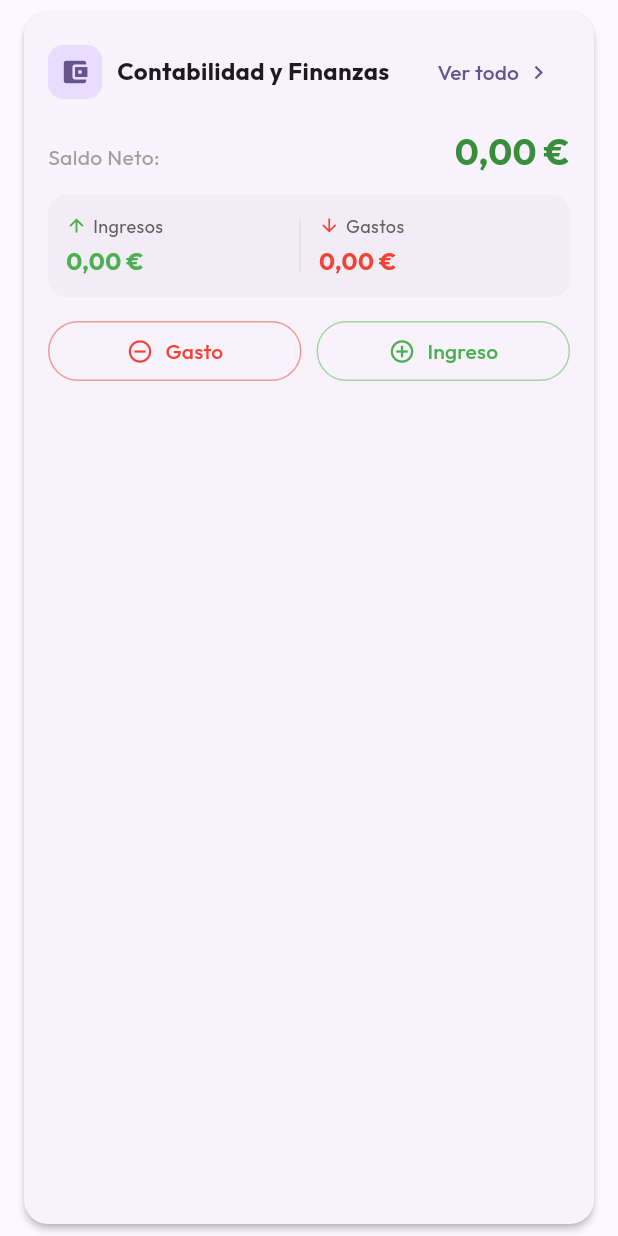
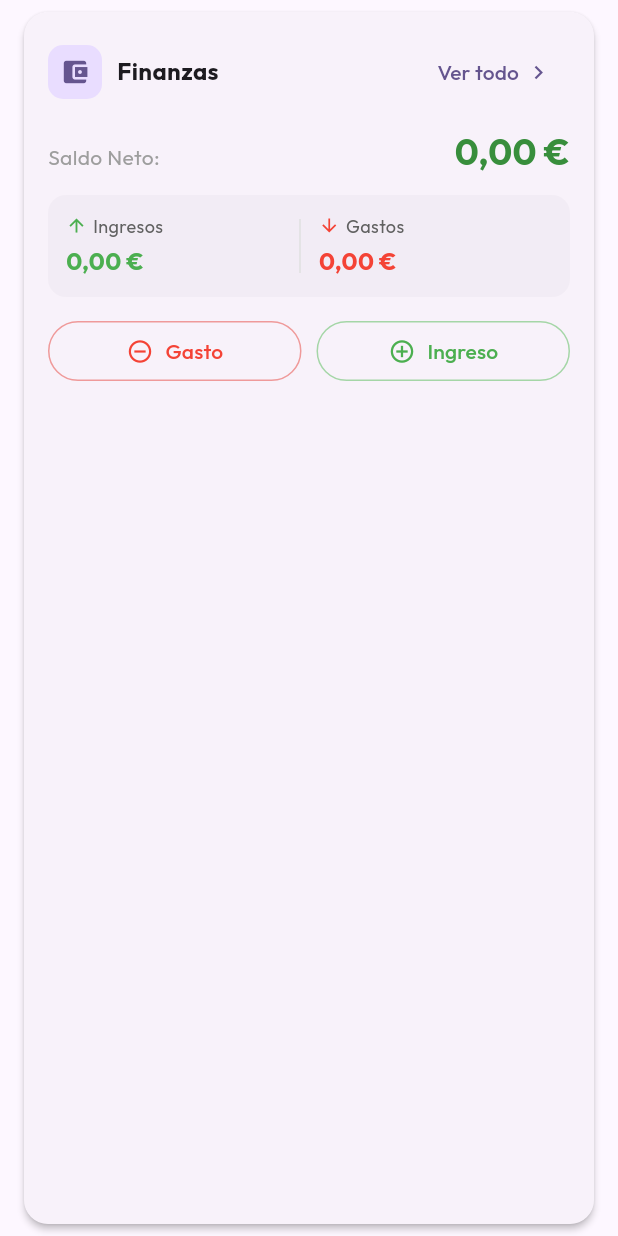
Before and after one commit to webPMI/Aura-list, a Flutter app: the FinancialSummaryCard widget shown alone on an empty page, opened directly, on a phone screen of 412 x 824 dp. Run offline on Flutter 3.47's test engine with Material 3 defaults, Android fonts, the phone set to English and light mode, and no system bars; our stand-ins replace cloud_firestore, connectivity_plus, firebase_auth, firebase_core, firebase_crashlytics, firebase_remote_config and 11 more; missing offline and left inert: encrypt; accounts and stored records are empty.

Commit message:
fix(dashboard): resolve horizontal overflow in FinancialSummaryCard header for small/mobile widths

```diff
--- a/lib/widgets/dashboard/financial_summary_card.dart
+++ b/lib/widgets/dashboard/financial_summary_card.dart
@@ -35,7 +35,8 @@ class FinancialSummaryCard extends ConsumerWidget {
             Row(
               mainAxisAlignment: MainAxisAlignment.spaceBetween,
               children: [
-                Row(
+                Expanded(
+                  child: Row(
                     children: [
                       Container(
                         padding: const EdgeInsets.all(8),
@@ -50,14 +51,18 @@ class FinancialSummaryCard extends ConsumerWidget {
                         ),
                       ),
                       const SizedBox(width: 10),
-                    const Text(
-                      'Contabilidad y Finanzas',
+                      const Flexible(
+                        child: Text(
+                          'Finanzas',
                           style: TextStyle(
                             fontSize: 16,
                             fontWeight: FontWeight.bold,
                           ),
+                          overflow: TextOverflow.ellipsis,
+                        ),
                       ),
                     ],
+                  ),
                 ),
                 TextButton(
                   onPressed: () {
```
Also changed, not shown: 2 other files. Lines whose indentation alone changed are shown as unchanged.
